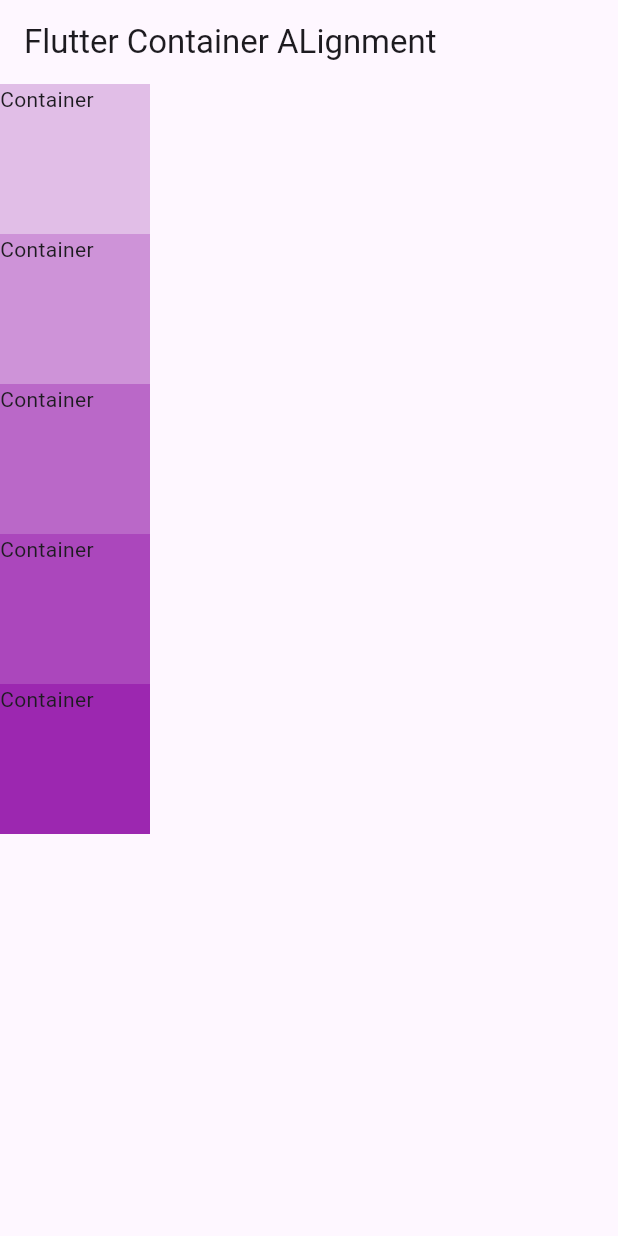
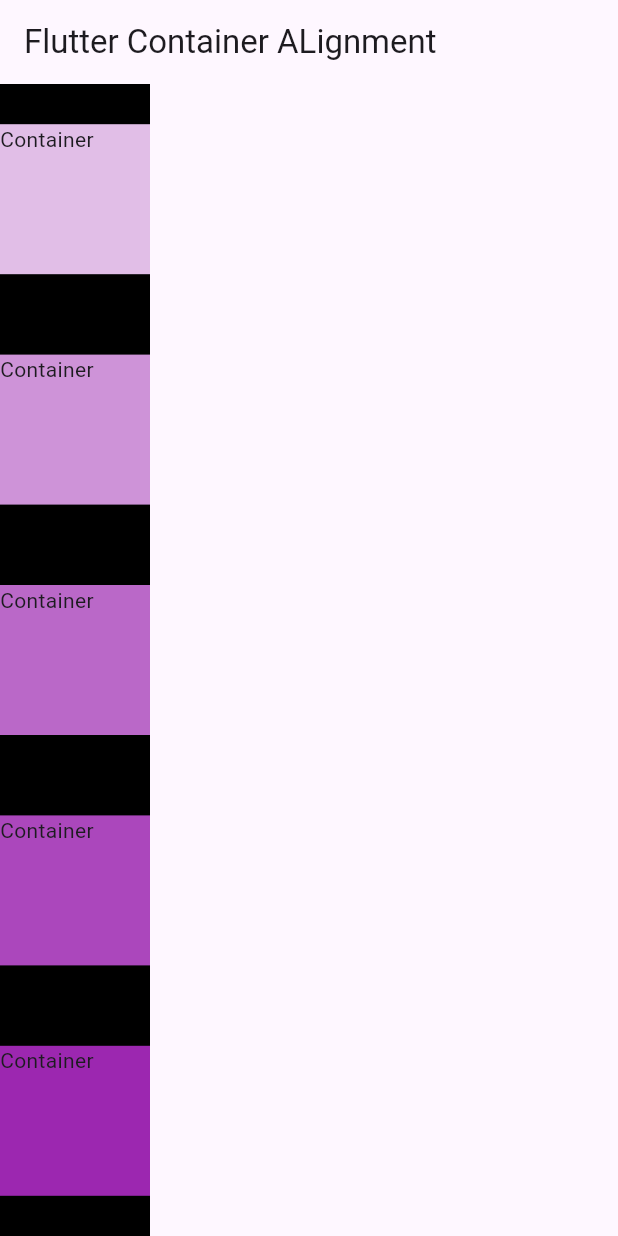
Before and after one commit to meetshaheer/flutter-container-alignment, a Flutter app: the screen it shows after launch, on a phone screen of 412 x 824 dp. Run offline on Flutter 3.47's test engine with Material 3 defaults, Android fonts, the phone set to English and light mode, and no system bars.

Commit message:
update with space around property at default height and width

```diff
--- a/container_alignment/lib/flutter_container_alignmet.dart
+++ b/container_alignment/lib/flutter_container_alignmet.dart
@@ -10,7 +10,10 @@ class flutter_container_alignment extends StatelessWidget {
       appBar: AppBar(
         title: Text("Flutter Container ALignment"),
       ),
-      body: Column(
+      body: Container(
+        color: Colors.black,
+        child: Column(
+          mainAxisAlignment: MainAxisAlignment.spaceAround,
           children: [
             Container(
               height: 100,
@@ -44,6 +47,7 @@ class flutter_container_alignment extends StatelessWidget {
             ),
           ],
         ),
+      ),
     );
   }
 }
```
Lines whose indentation alone changed are shown as unchanged.
